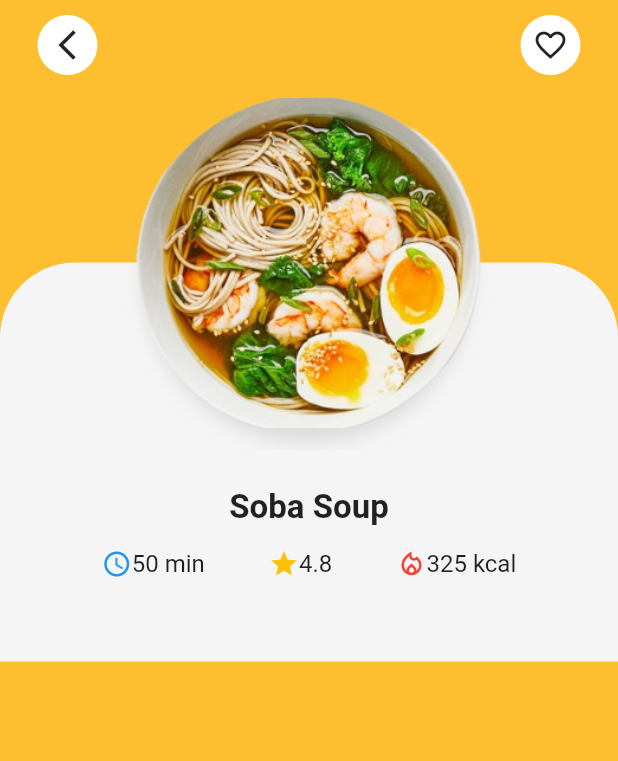
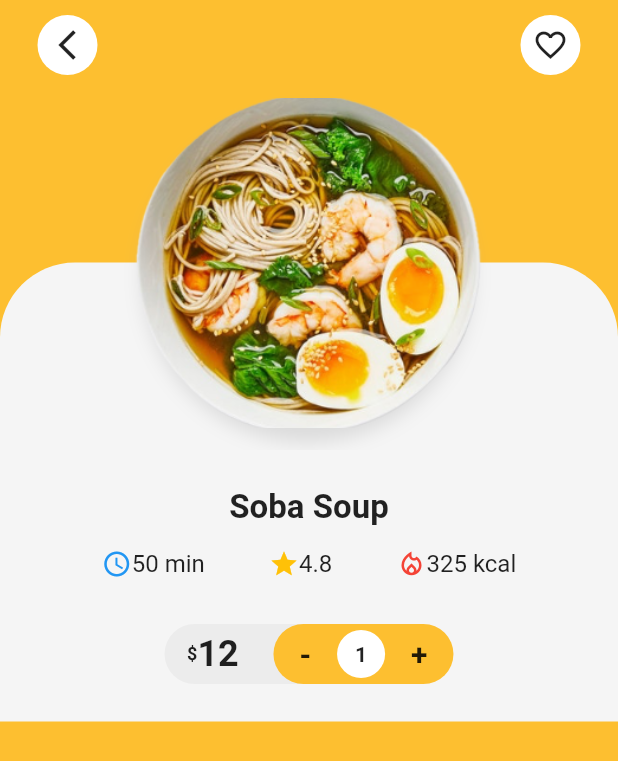
Before and after one commit to Zhenya-Mykhalskyi/Restaurant-App, a Flutter app: the DetailScreen screen opened directly with sample values from the repository, on a phone screen of 412 x 824 dp. Shown: the top 761 px of the screen. Run offline on Flutter 3.47's test engine with Material 2 defaults, Android fonts, the phone set to English and light mode, and no system bars; our stand-ins replace smooth_page_indicator.

Commit message:
add FoodQuantity to FoodDetail, fix imports in all files

```diff
--- a/lib/screens/detail/detail.dart
+++ b/lib/screens/detail/detail.dart
@@ -1,10 +1,12 @@
 import 'package:flutter/material.dart';
+
 import 'package:food_delivery_app/constans/colors.dart';
+import 'package:food_delivery_app/models/food.dart';
+
 import 'package:food_delivery_app/screens/detail/widget/food_detail.dart';
 import 'package:food_delivery_app/screens/detail/widget/food_detail_image.dart';
+import 'package:food_delivery_app/screens/detail/widget/food_quantity.dart';
 import 'package:food_delivery_app/widgets/custom_appbar.dart';
-
-import '../../models/food.dart';
 
 class DetailScreen extends StatelessWidget {
   final Food food;
--- a/lib/screens/detail/widget/food_detail.dart
+++ b/lib/screens/detail/widget/food_detail.dart
@@ -1,7 +1,8 @@
 import 'package:flutter/material.dart';
 import 'package:food_delivery_app/constans/colors.dart';
 
-import '../../../models/food.dart';
+import 'package:food_delivery_app/models/food.dart';
+import 'package:food_delivery_app/screens/detail/widget/food_quantity.dart';
 
 class FoodDetail extends StatelessWidget {
   final Food food;
@@ -43,6 +44,7 @@ class FoodDetail extends StatelessWidget {
             ],
           ),
           SizedBox(height: 30),
+          FoodQuantity(food),
         ],
       ),
     );
--- a/lib/screens/detail/widget/food_detail_image.dart
+++ b/lib/screens/detail/widget/food_detail_image.dart
@@ -1,7 +1,7 @@
 import 'package:flutter/material.dart';
 import 'package:food_delivery_app/constans/colors.dart';
 
-import '../../../models/food.dart';
+import 'package:food_delivery_app/models/food.dart';
 
 class FoodDetailImage extends StatelessWidget {
   final Food food;
--- /dev/null
+++ b/lib/screens/detail/widget/food_quantity.dart
@@ -0,0 +1,89 @@
+import 'package:flutter/material.dart';
+import 'package:food_delivery_app/constans/colors.dart';
+
+import 'package:food_delivery_app/models/food.dart';
+
+class FoodQuantity extends StatelessWidget {
+  final Food food;
+  const FoodQuantity(this.food);
+
+  @override
+  Widget build(BuildContext context) {
+    return Container(
+      width: double.maxFinite,
+      height: 40,
+      child: Stack(
+        children: [
+          Align(
+            alignment: Alignment(-0.3, 0),
+            child: Container(
+              width: 120,
+              height: double.maxFinite,
+              decoration: BoxDecoration(
+                color: Colors.grey.withOpacity(0.1),
+                borderRadius: BorderRadius.circular(30),
+              ),
+              child: Row(
+                children: [
+                  SizedBox(width: 15),
+                  Text(
+                    '\$',
+                    style: TextStyle(
+                      fontSize: 12,
+                      fontWeight: FontWeight.bold,
+                    ),
+                  ),
+                  Text(
+                    food.price.toString(),
+                    style: TextStyle(fontSize: 24, fontWeight: FontWeight.bold),
+                  )
+                ],
+              ),
+            ),
+          ),
+          Align(
+            alignment: Alignment(0.3, 0),
+            child: Container(
+              height: double.maxFinite,
+              width: 120,
+              decoration: BoxDecoration(
+                color: kPrimaryColor,
+                borderRadius: BorderRadius.circular(30),
+              ),
+              child: Row(
+                mainAxisAlignment: MainAxisAlignment.spaceEvenly,
+                children: [
+                  Text(
+                    '-',
+                    style: TextStyle(
+                      fontSize: 20,
+                      fontWeight: FontWeight.bold,
+                    ),
+                  ),
+                  Container(
+                    padding: EdgeInsets.all(12),
+                    decoration: BoxDecoration(
+                      shape: BoxShape.circle,
+                      color: Colors.white,
+                    ),
+                    child: Text(
+                      food.quantity.toString(),
+                      style: TextStyle(fontWeight: FontWeight.bold),
+                    ),
+                  ),
+                  Text(
+                    '+',
+                    style: TextStyle(
+                      fontSize: 20,
+                      fontWeight: FontWeight.bold,
+                    ),
+                  ),
+                ],
+              ),
+            ),
+          ),
+        ],
+      ),
+    );
+  }
+}
--- a/lib/screens/home/widget/restaurant_info.dart
+++ b/lib/screens/home/widget/restaurant_info.dart
@@ -1,4 +1,5 @@
 import 'package:flutter/material.dart';
+
 import 'package:food_delivery_app/constans/colors.dart';
 import 'package:food_delivery_app/models/restaurant.dart';
 
```
Also changed, not shown: lib/screens/home/home.dart (+5 -5 lines).
